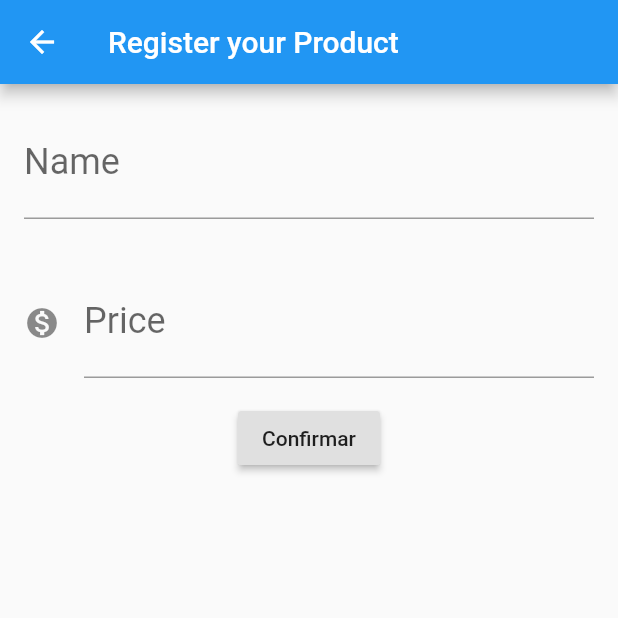
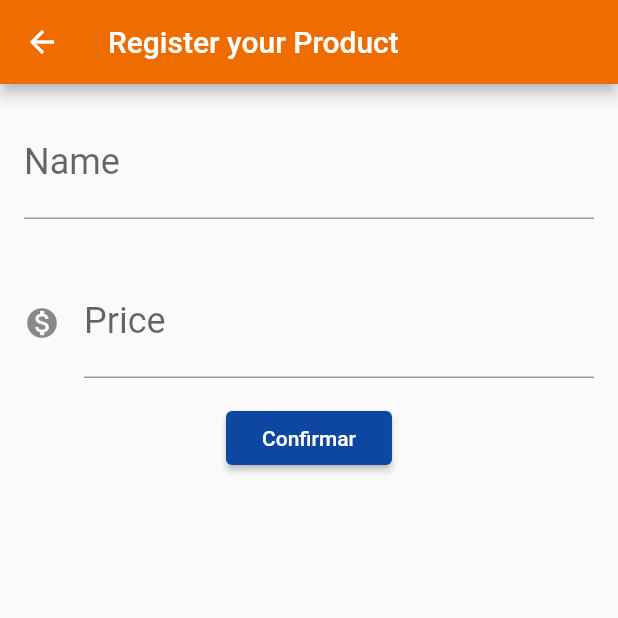
Before and after one commit to diegolirio/flutter_app, a Flutter app: the screen it shows after launch, after a tap on the "add" icon, on a phone screen of 412 x 824 dp, the top half of it. Run offline on Flutter 3.47's test engine with Material 2 defaults, Android fonts, the phone set to English and light mode, and no system bars.

Commit message:
Refactor code, created modules in the app

```diff
--- /dev/null
+++ b/lib/components/edit.dart
@@ -0,0 +1,31 @@
+import 'package:flutter/cupertino.dart';
+import 'package:flutter/material.dart';
+
+class Edit extends StatelessWidget {
+  final TextEditingController controller;
+  final String label;
+  final String hint;
+  final IconData icon;
+  final TextInputType textInputType;
+
+  Edit({this.controller, this.label, this.hint, this.icon, this.textInputType});
+
+  @override
+  Widget build(BuildContext context) {
+    return Padding(
+      padding: const EdgeInsets.all(16.0),
+      child: TextField(
+        controller: this.controller,
+        style: TextStyle(
+          fontSize: 24,
+        ),
+        decoration: InputDecoration(
+          labelText: this.label,
+          hintText: this.hint,
+          icon: this.icon != null ? Icon(this.icon) : null,
+        ),
+        keyboardType: this.textInputType,
+      ),
+    );
+  }
+}
--- a/lib/main.dart
+++ b/lib/main.dart
@@ -1,187 +1,21 @@
 import 'package:flutter/material.dart';
+import 'package:flutter_app/product/screens/list.dart';
 
 void main() => runApp(ProductApp());
 
 class ProductApp extends StatelessWidget {
   @override
   Widget build(BuildContext context) {
-//    return Scaffold(
-//      body: ProductList(),
-//      appBar: AppBar(
-//        title: Text("Products"),
-//      ),
-//      floatingActionButton: FloatingActionButton(
-//        child: Icon(Icons.add),
-//        onPressed: () {
-//          final Future<Product> future =
-//              Navigator.push(context, MaterialPageRoute(builder: (context) {
-//            return ProductForm();
-//          }));
-//          future.then((productRegistered) {
-//            debugPrint("=======================");
-//            debugPrint("$productRegistered");
-//          });
-//        },
-//      ),
-//    );
-      return MaterialApp(home: Scaffold(body: ProductList(),));
+    return MaterialApp(
+        //theme: ThemeData.dark(),
+        theme: ThemeData(
+          primaryColor: Colors.orange[800],
+          accentColor: Colors.blue[900],
+          buttonTheme: ButtonThemeData(
+            buttonColor: Colors.blue[900],
+            textTheme: ButtonTextTheme.primary,
+          ),
+        ),
+        home: Scaffold(body: ProductList()));
   }
 }
-
-class ProductList extends StatefulWidget {
-
-  final List<Product> _products = List();
-
-  @override
-  State<StatefulWidget> createState() {
-    return ProductListState();
-  }
-}
-
-class ProductListState extends State<ProductList> {
-  @override
-  Widget build(BuildContext context) {
-    return Scaffold(
-      body: ListView.builder(
-          itemCount: widget._products.length,
-          itemBuilder: (context, index) {
-            final product = widget._products[index];
-            return ProductItem(product);
-          }
-      ),
-      appBar: AppBar(
-        title: Text("Products"),
-      ),
-      floatingActionButton: FloatingActionButton(
-        child: Icon(Icons.add),
-        onPressed: () {
-          final Future<Product> future =
-          Navigator.push(context, MaterialPageRoute(builder: (context) {
-            return ProductForm();
-          }));
-          future.then((productRegistered) {
-            widget._products.add(productRegistered);
-          });
-        },
-      ),
-    );;
-  }
-
-}
-
-class ProductItem extends StatelessWidget {
-  final Product _product;
-
-  ProductItem(this._product);
-
-  @override
-  Widget build(BuildContext context) {
-    return Card(
-        child: ListTile(
-      leading: Icon(Icons.monetization_on),
-      title: Text(this._product._name),
-      subtitle: Text(this._product._price.toString()),
-    ));
-  }
-}
-
-class Product {
-  final String _name;
-  final double _price;
-
-  Product(this._name, this._price);
-
-  @override
-  String toString() {
-    return 'Product{_name: $_name, _price: $_price}';
-  }
-}
-
-class ProductForm extends StatelessWidget {
-
-  final TextEditingController _nameTextEditingController = TextEditingController();
-  final TextEditingController _priceTextEditingController = TextEditingController();
-
-  @override
-  Widget build(BuildContext context) {
-    return Scaffold(
-      appBar: AppBar(title: Text("Register your Product")),
-      body: Column(
-        children: <Widget>[
-          Edit(
-            controller: _nameTextEditingController,
-            label: "Name",
-            hint: "Ex: IPhone Xs",
-          ),
-          Edit(
-            controller: _priceTextEditingController,
-            label: "Price",
-            hint: "9,99",
-            icon: Icons.monetization_on,
-            textInputType: TextInputType.number,
-          ),
-          RaisedButton(
-            child: Text('Confirmar'),
-            onPressed: () => this._saveProduct(context),
-          )
-        ],
-      ),
-    );
-  }
-
-  _saveProduct(BuildContext context) {
-    String name = _nameTextEditingController.text;
-    double price = double.tryParse(_priceTextEditingController.text);
-    if (price == null || name == "") {
-      showDialog(
-          context: context,
-          builder: (BuildContext context) {
-            return AlertDialog(
-              title: new Text("Name and price are invalid"),
-              //content: new Text("Alert Dialog body"),
-              actions: <Widget>[
-                // usually buttons at the bottom of the dialog
-                new FlatButton(
-                  child: new Text("Close"),
-                  onPressed: () {
-                    Navigator.of(context).pop();
-                  },
-                ),
-              ],
-            );
-          });
-      return;
-    }
-    final product = Product(name, price);
-    Navigator.pop(context, product);
-  }
-}
-
-class Edit extends StatelessWidget {
-  final TextEditingController controller;
-  final String label;
-  final String hint;
-  final IconData icon;
-  final TextInputType textInputType;
-
-  Edit({this.controller, this.label, this.hint, this.icon, this.textInputType});
-
-  @override
-  Widget build(BuildContext context) {
-    return Padding(
-      padding: const EdgeInsets.all(16.0),
-      child: TextField(
-        controller: this.controller,
-        style: TextStyle(
-          fontSize: 24,
-        ),
-        decoration: InputDecoration(
-          labelText: this.label,
-          hintText: this.hint,
-          icon: this.icon != null ? Icon(this.icon) : null,
-        ),
-        keyboardType: this.textInputType,
-      ),
-    );
-  }
-}
--- /dev/null
+++ b/lib/product/models/product.dart
@@ -0,0 +1,14 @@
+class Product {
+  final String _name;
+  final double _price;
+
+  Product(this._name, this._price);
+
+  String get name { return _name; }
+  double get price { return _price; }
+
+  @override
+  String toString() {
+    return 'Product{_name: $_name, _price: $_price}';
+  }
+}
--- /dev/null
+++ b/lib/product/screens/form.dart
@@ -0,0 +1,75 @@
+import 'package:flutter/cupertino.dart';
+import 'package:flutter/material.dart';
+import 'package:flutter_app/components/edit.dart';
+import 'package:flutter_app/product/models/product.dart';
+
+class ProductForm extends StatefulWidget {
+
+  final TextEditingController _nameTextEditingController = TextEditingController();
+  final TextEditingController _priceTextEditingController = TextEditingController();
+
+  @override
+  State<StatefulWidget> createState() {
+    return ProductFormState();
+  }
+}
+
+class ProductFormState extends State<ProductForm> {
+
+  @override
+  Widget build(BuildContext context) {
+    return Scaffold(
+      appBar: AppBar(title: Text("Register your Product")),
+      body: SingleChildScrollView(
+        child: Column(
+          children: <Widget>[
+            Edit(
+              controller: widget._nameTextEditingController,
+              label: "Name",
+              hint: "Ex: IPhone Xs",
+            ),
+            Edit(
+              controller: widget._priceTextEditingController,
+              label: "Price",
+              hint: "9,99",
+              icon: Icons.monetization_on,
+              textInputType: TextInputType.number,
+            ),
+            RaisedButton(
+              child: Text('Confirmar'),
+              onPressed: () => this._saveProduct(context),
+            )
+          ],
+        ),
+      ),
+    );
+  }
+
+  _saveProduct(BuildContext context) {
+    String name = widget._nameTextEditingController.text;
+    double price = double.tryParse(widget._priceTextEditingController.text);
+    if (price == null || name == "") {
+      showDialog(
+          context: context,
+          builder: (BuildContext context) {
+            return AlertDialog(
+              title: new Text("Name and price are invalid"),
+              //content: new Text("Alert Dialog body"),
+              actions: <Widget>[
+                // usually buttons at the bottom of the dialog
+                new FlatButton(
+                  child: new Text("Close"),
+                  onPressed: () {
+                    Navigator.of(context).pop();
+                  },
+                ),
+              ],
+            );
+          });
+      return;
+    }
+    final product = Product(name, price);
+    Navigator.pop(context, product);
+  }
+
+}
--- /dev/null
+++ b/lib/product/screens/list.dart
@@ -0,0 +1,66 @@
+import 'package:flutter/cupertino.dart';
+import 'package:flutter/material.dart';
+import 'package:flutter_app/product/models/product.dart';
+import 'package:flutter_app/product/screens/form.dart';
+
+class ProductList extends StatefulWidget {
+
+  final List<Product> _products = List();
+
+  @override
+  State<StatefulWidget> createState() {
+    return ProductListState();
+  }
+}
+
+class ProductListState extends State<ProductList> {
+  @override
+  Widget build(BuildContext context) {
+    return Scaffold(
+      body: ListView.builder(
+          itemCount: widget._products.length,
+          itemBuilder: (context, index) {
+            final product = widget._products[index];
+            return ProductItem(product);
+          }
+      ),
+      appBar: AppBar(
+        title: Text("Products"),
+      ),
+      floatingActionButton: FloatingActionButton(
+        child: Icon(Icons.add),
+        onPressed: () {
+          final Future<Product> future =
+          Navigator.push(context, MaterialPageRoute(builder: (context) {
+            return ProductForm();
+          }));
+          future.then((productRegistered) {
+
+            // Future.delayed(Duration(seconds: 1), () { // TESTE
+
+            if(productRegistered != null) {
+              setState(() => widget._products.add(productRegistered));
+            }
+          });
+        },
+      ),
+    );
+  }
+
+}
+
+class ProductItem extends StatelessWidget {
+  final Product _product;
+
+  ProductItem(this._product);
+
+  @override
+  Widget build(BuildContext context) {
+    return Card(
+        child: ListTile(
+          leading: Icon(Icons.monetization_on),
+          title: Text(this._product.name),
+          subtitle: Text(this._product.price.toString()),
+        ));
+  }
+}
```
Also changed, not shown: 2 other files.
